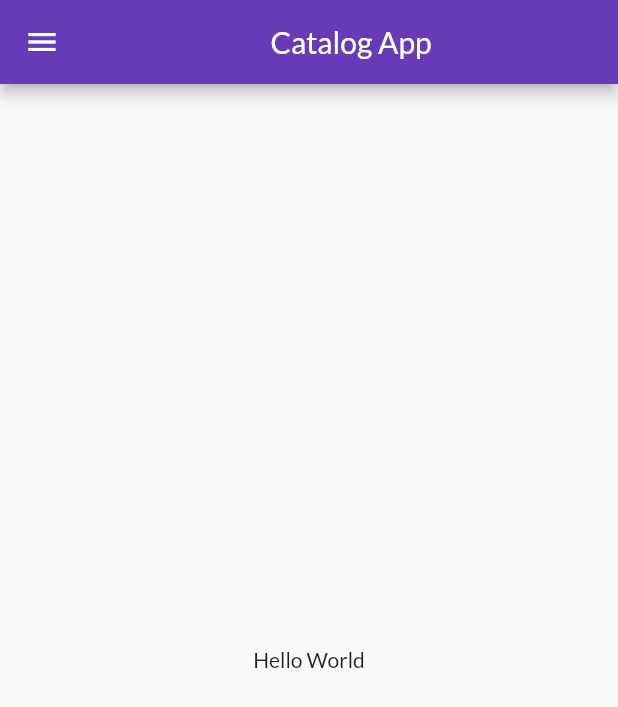
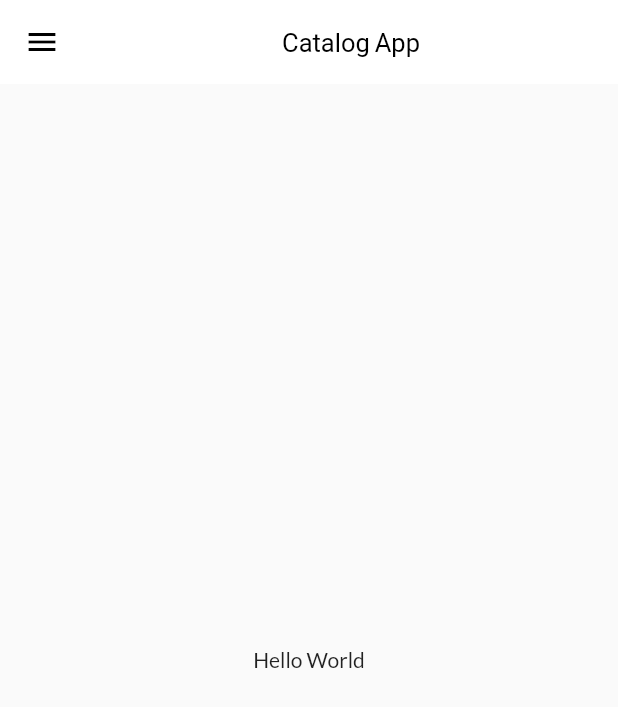
Before and after one commit to lokendarjangid/catalog_app, a Flutter app: the screen it shows after launch, on a phone screen of 412 x 824 dp. Shown: the top 707 px of the screen. Run offline on Flutter 3.47's test engine with Material 2 defaults, Android fonts, the phone set to English and light mode, and no system bars; our stand-ins replace google_fonts.

Commit message:
theme changes

```diff
--- a/analysis_options.yaml
+++ b/analysis_options.yaml
@@ -24,6 +24,6 @@ linter:
   rules:
     # avoid_print: false  # Uncomment to disable the `avoid_print` rule
     # prefer_single_quotes: true  # Uncomment to enable the `prefer_single_quotes` rule
-
+    prefer_const_constructors: false
 # Additional information about this file can be found at
 # https://dart.dev/guides/language/analysis-options
--- a/lib/main.dart
+++ b/lib/main.dart
@@ -1,7 +1,7 @@
 import 'package:catalog_app/pages/login_page.dart';
 import 'package:catalog_app/utils/routes.dart';
+import 'package:catalog_app/widgets/themes.dart';
 import 'package:flutter/material.dart';
-import 'package:google_fonts/google_fonts.dart';
 import 'pages/home_page.dart';
 
 void main() {
@@ -9,15 +9,13 @@ void main() {
 }
 
 class MyApp extends StatelessWidget {
-  // This widget is the root of your application.
+  // This widget is the root of your application.Theme.of(context).textTheme
   @override
   Widget build(BuildContext context) {
     return MaterialApp(
       themeMode: ThemeMode.light,
-      theme: ThemeData(
-          primarySwatch: Colors.deepPurple,
-          fontFamily: GoogleFonts.lato().fontFamily),
-      darkTheme: ThemeData(brightness: Brightness.dark),
+      theme: MyThemes.lightTheme,
+      darkTheme: MyThemes.darkTheme,
       debugShowCheckedModeBanner: false,
       initialRoute: MyRoutes.homeRoute,
       routes: {
--- a/lib/widgets/drawer.dart
+++ b/lib/widgets/drawer.dart
@@ -1,5 +1,3 @@
-// ignore_for_file: prefer_const_constructors
-
 import 'package:flutter/cupertino.dart';
 import 'package:flutter/material.dart';
 
--- /dev/null
+++ b/lib/widgets/themes.dart
@@ -0,0 +1,17 @@
+import 'package:flutter/material.dart';
+import 'package:google_fonts/google_fonts.dart';
+
+class MyThemes{
+  static ThemeData get lightTheme => ThemeData(
+    primarySwatch: Colors.deepPurple,
+        fontFamily: GoogleFonts.lato().fontFamily,
+        appBarTheme: AppBarTheme(
+            color: Colors.white,
+            elevation: 0.0,
+            iconTheme: IconThemeData(color: Colors.black),
+            titleTextStyle: TextStyle(color: Colors.black, fontSize: 17)),
+  );
+  static ThemeData get darkTheme => ThemeData(
+    brightness: Brightness.dark
+  );
+}
```
